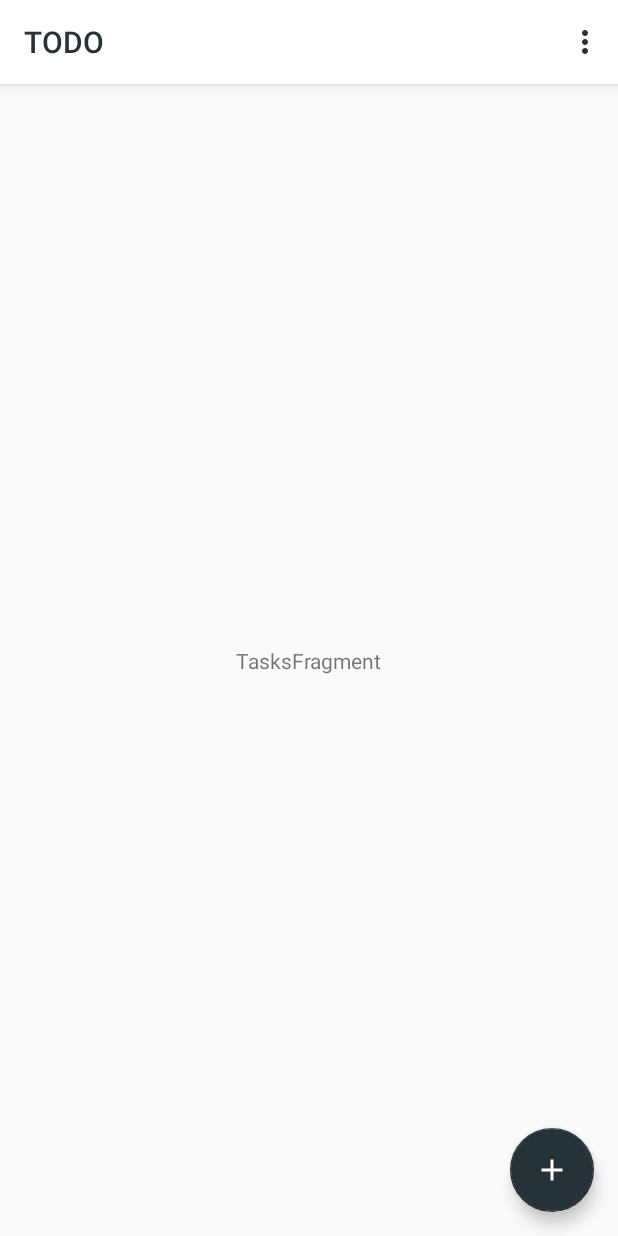
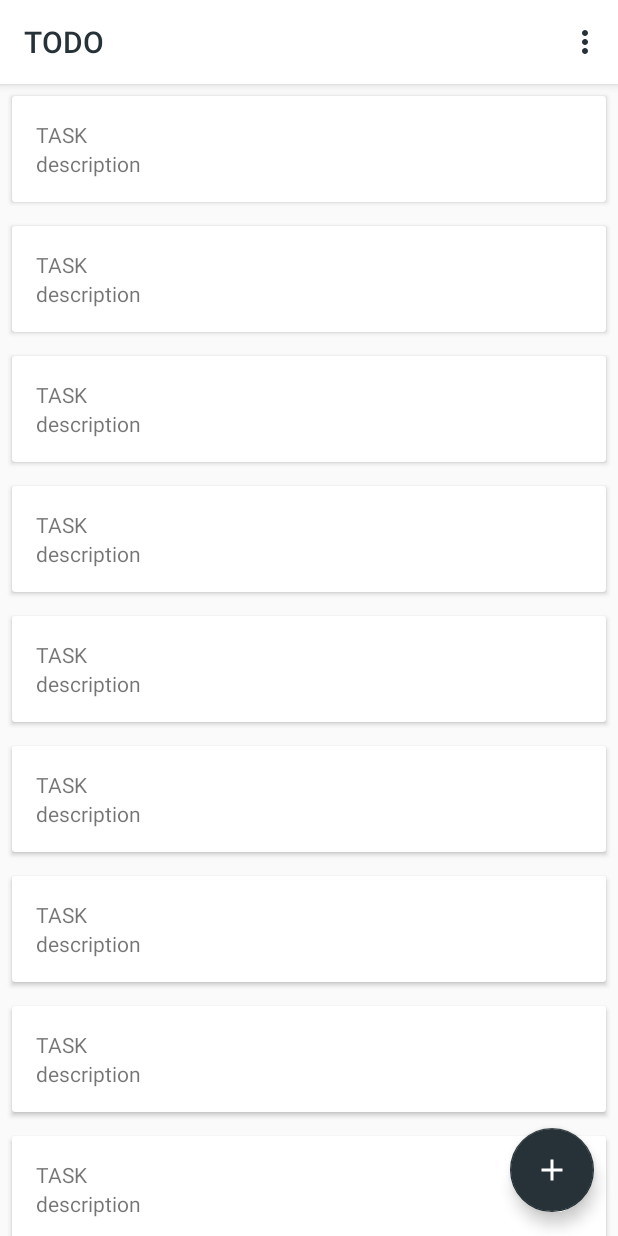
Before and after one commit to yasszu/android-architecture, an Android app: the screen it shows after launch (TasksActivity), on a phone screen of 412 x 824 dp. Run offline under Robolectric (Android 15) with nearby library versions, the phone set to English and light mode, and no system bars; our stand-ins replace RxJava, data binding.

Commit message:
Implement a RecyclerView

```diff
--- /dev/null
+++ b/app/src/main/java/com/example/todoapp/data/TasksRepository.kt
@@ -0,0 +1,25 @@
+package com.example.todoapp.data
+
+import com.example.todoapp.model.Task
+import com.example.todoapp.util.DateUtil
+
+/**
+ * Created by Yasuhiro Suzuki on 2017/06/18.
+ */
+object TasksRepository {
+
+    fun getTasks(): List<Task> {
+        val tasks = arrayListOf<Task>()
+        tasks.add(Task(id = 1, date = DateUtil.currentDate))
+        tasks.add(Task(id = 2, date = DateUtil.currentDate))
+        tasks.add(Task(id = 3, date = DateUtil.currentDate))
+        tasks.add(Task(id = 4, date = DateUtil.currentDate))
+        tasks.add(Task(id = 5, date = DateUtil.currentDate))
+        tasks.add(Task(id = 6, date = DateUtil.currentDate))
+        tasks.add(Task(id = 7, date = DateUtil.currentDate))
+        tasks.add(Task(id = 8, date = DateUtil.currentDate))
+        tasks.add(Task(id = 9, date = DateUtil.currentDate))
+        return tasks
+    }
+
+}
--- a/app/src/main/java/com/example/todoapp/repository/TasksRepository.kt
+++ /dev/null
@@ -1,7 +0,0 @@
-package com.example.todoapp.repository
-
-/**
- * Created by Yasuhiro Suzuki on 2017/06/18.
- */
-object TasksRepository {
-}
--- /dev/null
+++ b/app/src/main/java/com/example/todoapp/ui/tasks/TaskNavigator.kt
@@ -0,0 +1,12 @@
+package com.example.todoapp.ui.tasks
+
+import com.example.todoapp.model.Task
+
+/**
+ * Created by Yasuhiro Suzuki on 2017/07/08.
+ */
+interface TaskNavigator {
+
+    fun onClickItem(task: Task)
+
+}
--- /dev/null
+++ b/app/src/main/java/com/example/todoapp/ui/tasks/TaskViewModel.kt
@@ -0,0 +1,30 @@
+package com.example.todoapp.ui.tasks
+
+import android.databinding.ObservableField
+import android.view.View
+import com.example.todoapp.model.Task
+import java.lang.ref.WeakReference
+
+/**
+ * Created by Yasuhiro Suzuki on 2017/07/08.
+ */
+class TaskViewModel(task: Task){
+
+    val task = ObservableField<Task>()
+
+    var navigator: WeakReference<TaskNavigator>? = null
+
+    init {
+        this.task.set(task)
+    }
+
+    fun setNavigator(navigator: TaskNavigator) {
+        this.navigator = WeakReference(navigator)
+    }
+
+    /** Listener Binding */
+    fun onClickItem(view: View) {
+        navigator?.get()?.onClickItem(task.get())
+    }
+
+}
--- a/app/src/main/java/com/example/todoapp/ui/tasks/TasksActivity.kt
+++ b/app/src/main/java/com/example/todoapp/ui/tasks/TasksActivity.kt
@@ -36,8 +36,7 @@ class TasksActivity :BaseActivity() {
 
     fun initFragment() {
         supportFragmentManager.findFragmentByTag(TasksFragment.TAG)?: TasksFragment.newInstance().apply {
-            supportFragmentManager
-                    .beginTransaction()
+            supportFragmentManager.beginTransaction()
                     .add(R.id.container, this, TasksFragment.TAG)
                     .commit()
         }
--- a/app/src/main/java/com/example/todoapp/ui/tasks/TasksFragment.kt
+++ b/app/src/main/java/com/example/todoapp/ui/tasks/TasksFragment.kt
@@ -2,6 +2,7 @@ package com.example.todoapp.ui.tasks
 
 import android.arch.lifecycle.ViewModelProviders
 import android.os.Bundle
+import android.support.v7.widget.LinearLayoutManager
 import android.view.LayoutInflater
 import android.view.View
 import android.view.ViewGroup
@@ -15,7 +16,9 @@ class TasksFragment : BaseFragment(){
 
     lateinit var binding: FragmentTasksBinding
 
-    lateinit var viewModel: TasksViewModel
+    val viewModel: TasksViewModel by lazy {
+        ViewModelProviders.of(activity).get(TasksViewModel::class.java)
+    }
 
     companion object {
         val TAG: String = TasksFragment::class.java.simpleName
@@ -24,12 +27,14 @@ class TasksFragment : BaseFragment(){
 
     override fun onCreateView(inflater: LayoutInflater, container: ViewGroup?, savedInstanceState: Bundle?): View? {
         binding = FragmentTasksBinding.inflate(inflater, container, false)
+        initRecyclerView()
         return binding.root
     }
 
-    override fun onActivityCreated(savedInstanceState: Bundle?) {
-        super.onActivityCreated(savedInstanceState)
-        viewModel = ViewModelProviders.of(activity).get(TasksViewModel::class.java)
+    fun initRecyclerView() {
+        val layoutManager = LinearLayoutManager(context)
+        binding.recyclerView.adapter = TasksViewAdapter(viewModel)
+        binding.recyclerView.layoutManager = layoutManager
     }
 
 }
--- a/app/src/main/java/com/example/todoapp/ui/tasks/TasksViewAdapter.kt
+++ b/app/src/main/java/com/example/todoapp/ui/tasks/TasksViewAdapter.kt
@@ -1,15 +1,37 @@
 package com.example.todoapp.ui.tasks
+
+import android.support.v7.widget.RecyclerView
+import android.view.LayoutInflater
+import android.view.ViewGroup
+import com.example.todoapp.databinding.ItemTaskBinding
 
 /**
  * Created by Yasuhiro Suzuki on 2017/06/18.
  */
-class TasksViewAdapter {
+class TasksViewAdapter(val viewModel: TasksViewModel): RecyclerView.Adapter<RecyclerView.ViewHolder>() {
 
-    init {
+    override fun getItemCount(): Int {
+        return viewModel.taskItems.size
+    }
+
+    override fun onCreateViewHolder(parent: ViewGroup?, position: Int): RecyclerView.ViewHolder {
+        val inflater = LayoutInflater.from(parent?.context)
+        val binding = ItemTaskBinding.inflate(inflater, parent ,false)
+        return TaskViewHolder(binding)
+    }
+
+    override fun onBindViewHolder(holder: RecyclerView.ViewHolder?, position: Int) {
+        holder as TaskViewHolder
+        holder.bind(viewModel.taskItems[position])
+    }
+
+    class TaskViewHolder(val binding: ItemTaskBinding) : RecyclerView.ViewHolder(binding.root) {
+
+        fun bind(viewModel: TaskViewModel) {
+            binding.viewModel = viewModel
+            binding.executePendingBindings()
+        }
 
     }
 
-    fun loadTasks() {
-    }
-
 }
--- a/app/src/main/java/com/example/todoapp/ui/tasks/TasksViewModel.kt
+++ b/app/src/main/java/com/example/todoapp/ui/tasks/TasksViewModel.kt
@@ -1,14 +1,42 @@
 package com.example.todoapp.ui.tasks
 
 import android.arch.lifecycle.ViewModel
+import android.databinding.ObservableArrayList
+import android.databinding.ObservableList
+import android.util.Log
+import com.example.todoapp.data.TasksRepository
+import com.example.todoapp.model.Task
+import io.reactivex.Observable
+import io.reactivex.disposables.CompositeDisposable
 
 /**
  * Created by Yasuhiro Suzuki on 2017/06/18.
  */
-class TasksViewModel: ViewModel() {
+class TasksViewModel: ViewModel(), TaskNavigator {
+
+    val compositeDisposable = CompositeDisposable()
+
+    val taskItems: ObservableList<TaskViewModel> = ObservableArrayList()
+
+    init {
+        fetchTasks()
+    }
+
+    fun fetchTasks() {
+        Observable.fromIterable(TasksRepository.getTasks())
+                .map { TaskViewModel(it) }
+                .doOnNext { it.setNavigator(this) }
+                .doOnNext { taskItems.add(it) }
+                .subscribe()
+    }
+
+    override fun onClickItem(task: Task) {
+        Log.d("TaskNavigator", task.id.toString())
+    }
 
     override fun onCleared() {
         super.onCleared()
+        compositeDisposable.clear()
     }
 
 }
--- a/app/src/main/res/layout/fragment_tasks.xml
+++ b/app/src/main/res/layout/fragment_tasks.xml
@@ -1,22 +1,14 @@
 <?xml version="1.0" encoding="utf-8"?>
-<layout xmlns:android="http://schemas.android.com/apk/res/android"
-    xmlns:app="http://schemas.android.com/apk/res-auto"
-    xmlns:tools="http://schemas.android.com/tools">
+<layout xmlns:android="http://schemas.android.com/apk/res/android">
 
     <android.support.constraint.ConstraintLayout
         android:layout_width="match_parent"
-        android:layout_height="match_parent"
-        tools:context="com.example.todoapp.ui.tasks.TasksFragment"
-        tools:showIn="@layout/activity_tasks">
+        android:layout_height="match_parent">
 
-        <TextView
-            android:layout_width="wrap_content"
-            android:layout_height="wrap_content"
-            android:text="TasksFragment"
-            app:layout_constraintBottom_toBottomOf="parent"
-            app:layout_constraintLeft_toLeftOf="parent"
-            app:layout_constraintRight_toRightOf="parent"
-            app:layout_constraintTop_toTopOf="parent" />
+        <android.support.v7.widget.RecyclerView
+            android:id="@+id/recycler_view"
+            android:layout_width="match_parent"
+            android:layout_height="match_parent"/>
 
     </android.support.constraint.ConstraintLayout>
 
--- /dev/null
+++ b/app/src/main/res/layout/item_task.xml
@@ -0,0 +1,39 @@
+<?xml version="1.0" encoding="utf-8"?>
+<layout xmlns:android="http://schemas.android.com/apk/res/android"
+    xmlns:app="http://schemas.android.com/apk/res-auto">
+
+    <data>
+        <variable name="viewModel" type="com.example.todoapp.ui.tasks.TaskViewModel"/>
+    </data>
+
+    <android.support.v7.widget.CardView
+        android:layout_width="match_parent"
+        android:layout_height="wrap_content"
+        android:layout_margin="@dimen/margin_half"
+        android:foreground="?android:attr/selectableItemBackground"
+        app:cardCornerRadius="2dp"
+        android:onClick="@{viewModel::onClickItem}">
+
+        <RelativeLayout
+            android:layout_width="match_parent"
+            android:layout_height="wrap_content"
+            android:padding="@dimen/margin">
+
+            <TextView
+                android:id="@+id/title"
+                android:layout_width="wrap_content"
+                android:layout_height="wrap_content"
+                android:text="TASK"/>
+
+            <TextView
+                android:id="@+id/description"
+                android:layout_width="wrap_content"
+                android:layout_height="wrap_content"
+                android:layout_below="@+id/title"
+                android:text="description"/>
+
+        </RelativeLayout>
+
+    </android.support.v7.widget.CardView>
+
+</layout>
--- a/app/src/main/res/values/dimens.xml
+++ b/app/src/main/res/values/dimens.xml
@@ -1,3 +1,5 @@
 <resources>
     <dimen name="fab_margin">16dp</dimen>
+    <dimen name="margin">16dp</dimen>
+    <dimen name="margin_half">8dp</dimen>
 </resources>
```
